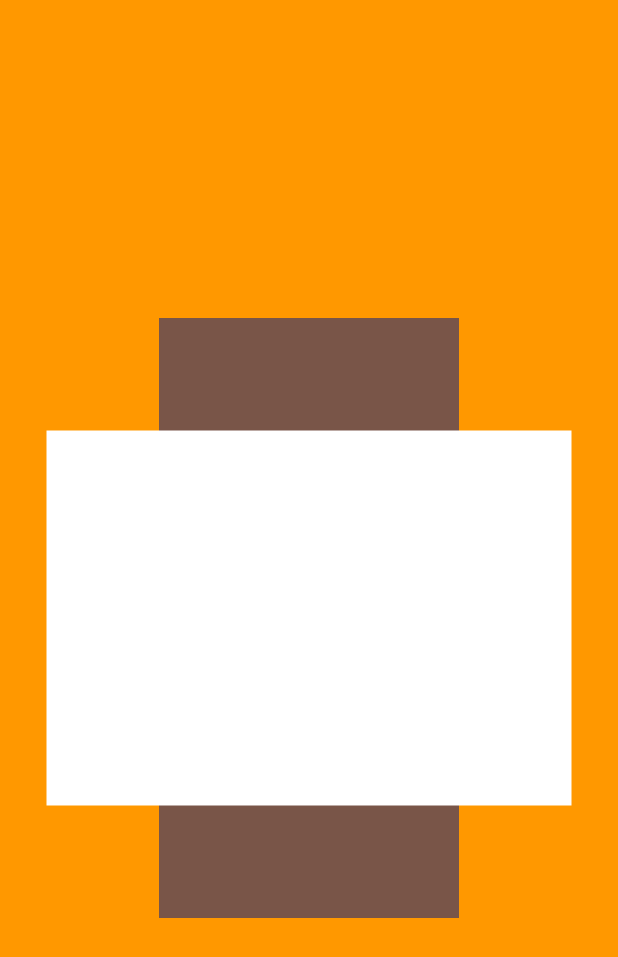
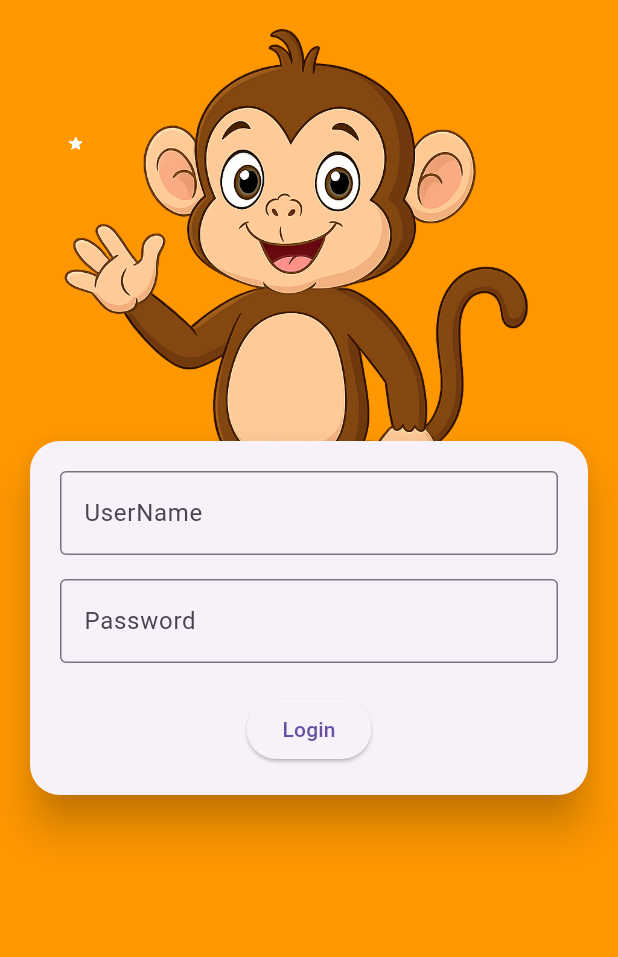
Before and after one commit to victormanuelfrancodev/flutter_basico, a Flutter app: the screen it shows after launch, on a phone screen of 412 x 824 dp. Shown: the top 957 px of the screen. Run offline on Flutter 3.47's test engine with Material 3 defaults, Android fonts, the light colour scheme and no system bars.

Commit message:
end practica 1

```diff
--- a/practica1/flutter_application_1/lib/widgets/background.dart
+++ b/practica1/flutter_application_1/lib/widgets/background.dart
@@ -1,10 +1,72 @@
+import 'dart:math';
+
 import 'package:flutter/material.dart';
+import 'package:flutter_application_1/widgets/star.dart';
 
-class Background extends StatelessWidget {
+class Background extends StatefulWidget {
   const Background({super.key});
 
   @override
+  State<Background> createState() => _BackgroundState();
+}
+
+class _BackgroundState extends State<Background>
+    with SingleTickerProviderStateMixin {
+  List<Offset>? positions;
+  late final AnimationController _ctl;
+
+  @override
+  void initState() {
+    super.initState();
+
+    _ctl = AnimationController(vsync: this, duration: Duration(seconds: 3))
+      ..repeat(reverse: true);
+  }
+
+  List<Offset> _getPositions(Size size, int count) {
+    final w = (size.width);
+    final h = (size.height);
+    return List.generate(count, (_) {
+      final x = Random().nextDouble() * w;
+      final y = Random().nextDouble() * h;
+      return Offset(x, y);
+    });
+  }
+
+  @override
+  void dispose() {
+    _ctl.dispose();
+    super.dispose();
+  }
+
+  @override
   Widget build(BuildContext context) {
-    return Container(color: Colors.orange);
+    return LayoutBuilder(
+      builder: (context, constraints) {
+        final size = Size(constraints.maxWidth, constraints.maxHeight);
+        if (positions == null || positions!.isEmpty) {
+          positions = _getPositions(size, 20);
+        }
+
+        return AnimatedBuilder(
+          animation: _ctl,
+          builder: (context, child) {
+            return Container(
+              color: Colors.orange,
+              child: Stack(
+                children: [
+                  for (int i = 0; i < positions!.length; i++)
+                    Star(
+                      left: positions![i].dx,
+                      top: positions![i].dy,
+                      opacity: _ctl.value,
+                    ),
+                ],
+              ),
+            );
+          },
+        );
+      },
+    );
   }
 }
--- a/practica1/flutter_application_1/lib/widgets/login_form.dart
+++ b/practica1/flutter_application_1/lib/widgets/login_form.dart
@@ -6,7 +6,50 @@ class LoginForm extends StatelessWidget {
   @override
   Widget build(BuildContext context) {
     return Center(
-      child: Container(height: 250, width: 350, color: Colors.white),
+      child: SingleChildScrollView(
+        child: Padding(
+          padding: const EdgeInsets.all(16.0),
+          child: ConstrainedBox(
+            constraints: BoxConstraints(maxWidth: 420, maxHeight: 300),
+            child: Card(
+              elevation: 12,
+              shape: RoundedRectangleBorder(
+                borderRadius: BorderRadius.circular(20),
+              ),
+              child: Padding(
+                padding: const EdgeInsets.all(20.0),
+                child: Form(
+                  child: Column(
+                    mainAxisSize: MainAxisSize.min,
+                    children: [
+                      TextFormField(
+                        decoration: InputDecoration(
+                          labelText: 'UserName',
+                          border: OutlineInputBorder(),
+                        ),
+                      ),
+                      SizedBox(height: 16),
+                      TextFormField(
+                        decoration: InputDecoration(
+                          labelText: 'Password',
+                          border: OutlineInputBorder(),
+                        ),
+                      ),
+                      SizedBox(height: 20),
+                      SizedBox(
+                        child: ElevatedButton(
+                          onPressed: () {},
+                          child: Text('Login'),
+                        ),
+                      ),
+                    ],
+                  ),
+                ),
+              ),
+            ),
+          ),
+        ),
+      ),
     );
   }
 }
--- a/practica1/flutter_application_1/lib/widgets/monkey.dart
+++ b/practica1/flutter_application_1/lib/widgets/monkey.dart
@@ -5,8 +5,11 @@ class Monkey extends StatelessWidget {
 
   @override
   Widget build(BuildContext context) {
-    return Center(
-      child: Container(height: 400, width: 200, color: Colors.brown),
+    return SafeArea(
+      child: Align(
+        alignment: Alignment.topCenter,
+        child: Image.asset('assets/img/monkey.png'),
+      ),
     );
   }
 }
--- /dev/null
+++ b/practica1/flutter_application_1/lib/widgets/star.dart
@@ -0,0 +1,24 @@
+import 'package:flutter/material.dart';
+
+class Star extends StatelessWidget {
+  const Star({
+    super.key,
+    required this.left,
+    required this.top,
+    required this.opacity,
+    this.size = 10,
+  });
+  final double left, top, size, opacity;
+
+  @override
+  Widget build(BuildContext context) {
+    return Positioned(
+      left: left,
+      top: top,
+      child: Opacity(
+        opacity: opacity,
+        child: Icon(Icons.star, color: Colors.white, size: size),
+      ),
+    );
+  }
+}
--- a/practica1/flutter_application_1/pubspec.yaml
+++ b/practica1/flutter_application_1/pubspec.yaml
@@ -58,8 +58,8 @@ flutter:
   uses-material-design: true
 
   # To add assets to your application, add an assets section, like this:
-  # assets:
-  #   - images/a_dot_burr.jpeg
+  assets:
+    - assets/img/
   #   - images/a_dot_ham.jpeg
 
   # An image asset can refer to one or more resolution-specific "variants", see
```
Also changed, not shown: practica1/flutter_application_1/assets/img/monkey.png (added).
